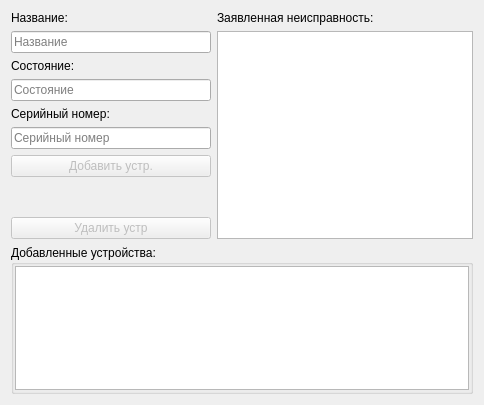
This is devicewidget.ui in eboladev/XPPC as Qt 5 draws it before an edit. The edited form follows.
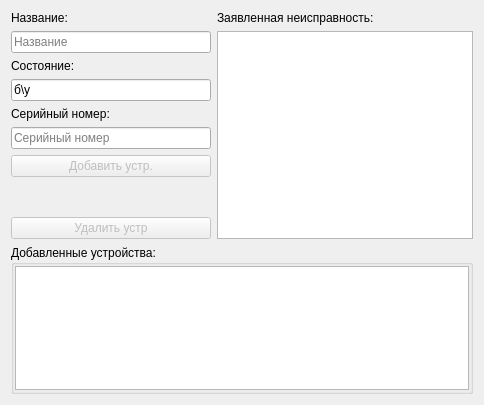
This is the edited form.

Patch:
```diff
--- a/devicewidget.ui
+++ b/devicewidget.ui
@@ -69,6 +69,9 @@
          <height>0</height>
         </size>
        </property>
+       <property name="text">
+        <string>б\у</string>
+       </property>
        <property name="placeholderText">
         <string>Состояние</string>
        </property>
```
